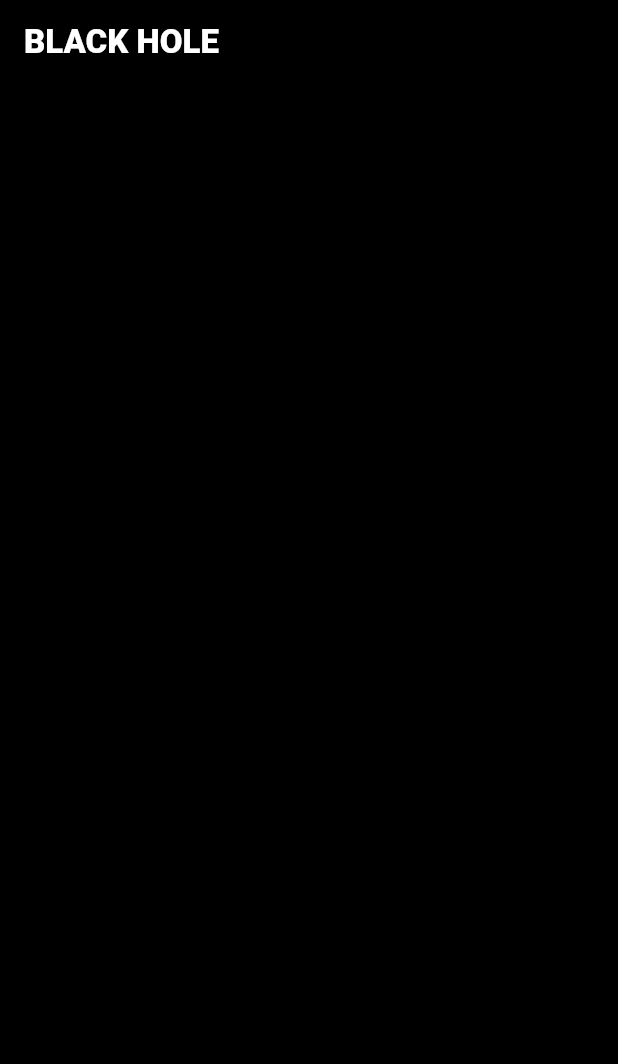
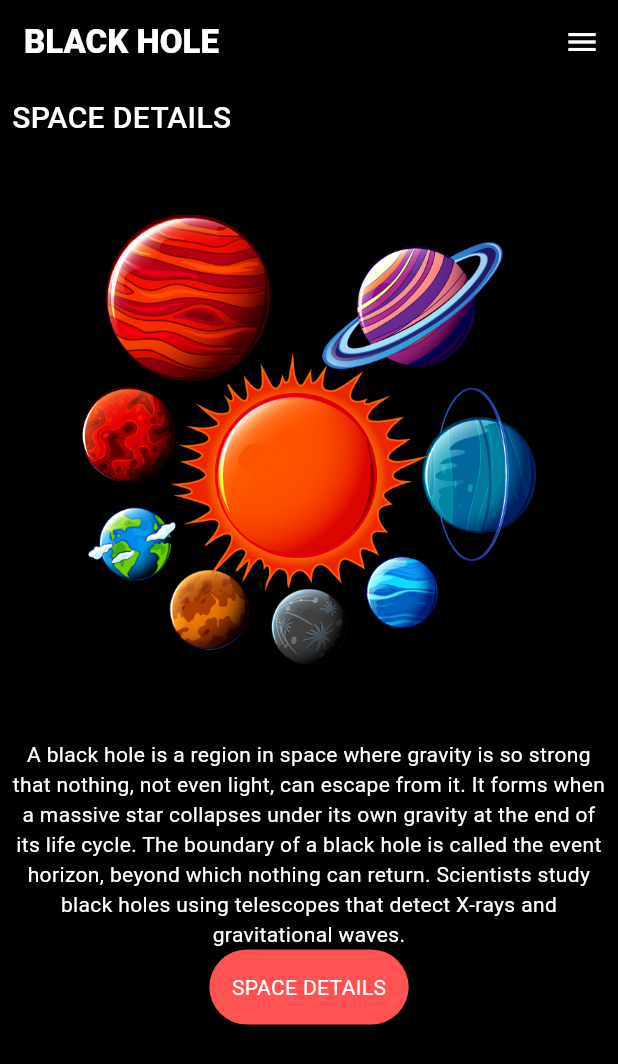
Before and after one commit to KavinduRanawaka/BLACK-HOLE, a Flutter app: the screen it shows after launch, on a phone screen of 412 x 824 dp. Shown: the top 1064 px of the screen. Run offline on Flutter 3.47's test engine with Material 3 defaults, Android fonts, the phone set to English and light mode, and no system bars.

Commit message:
add first page

```diff
--- a/lib/main.dart
+++ b/lib/main.dart
@@ -1,14 +1,14 @@
 import 'package:flutter/material.dart';
 
 void main(){
-  runApp(MyApp());
+  runApp(const MyApp());
 }
 class MyApp extends StatelessWidget {
   const MyApp({super.key});
 
   @override
   Widget build(BuildContext context) {
-    return MaterialApp(
+    return  MaterialApp(
       debugShowCheckedModeBanner: false,
       title:"space app",
       home: Scaffold(
@@ -23,6 +23,56 @@ class MyApp extends StatelessWidget {
               fontWeight: FontWeight.w900,
              ),
              ),
+          actions: [
+            IconButton(onPressed: (){}, icon: const Icon(Icons.menu, color: Colors.white),
+             ),
+          ],
+        ),
+        body: SingleChildScrollView(
+          child: Padding(
+            padding:  const EdgeInsets.all(8.0),
+            child:  Column(
+              crossAxisAlignment: CrossAxisAlignment.start,
+              children: [
+                const Text(
+                  "SPACE DETAILS",
+                  style: TextStyle(color: Colors.white,fontSize: 20,fontWeight:FontWeight.w500 ),
+                  ),
+                const SizedBox(
+                  height: 50,
+                ),
+                Center(
+                  child: Image.asset(
+                    "assets/space1.png",
+                    height: 300,
+                    scale: 2,
+                    ),
+                ),
+                 const SizedBox(
+                  height: 50,
+                ),
+              const Text("A black hole is a region in space where gravity is so strong that nothing, not even light, can escape from it. It forms when a massive star collapses under its own gravity at the end of its life cycle. The boundary of a black hole is called the event horizon, beyond which nothing can return. Scientists study black holes using telescopes that detect X-rays and gravitational waves.",
+              textAlign: TextAlign.center,
+              style: TextStyle(color: Colors.white,fontWeight: FontWeight.w400 ),
+              ),
+              Center(
+                child: Container(
+                  padding: const EdgeInsets.all(15),
+
+                  decoration:
+                     BoxDecoration(borderRadius:
+                     BorderRadius.circular(100),
+                     color: Colors.redAccent,
+                     ),
+                  child: const Text(
+                    "SPACE DETAILS",
+                    style: TextStyle(color: Colors.white),
+                  ),
+                ),
+              )
+                ],
+            ),
+          ),
         ),
       ),
     );
```
